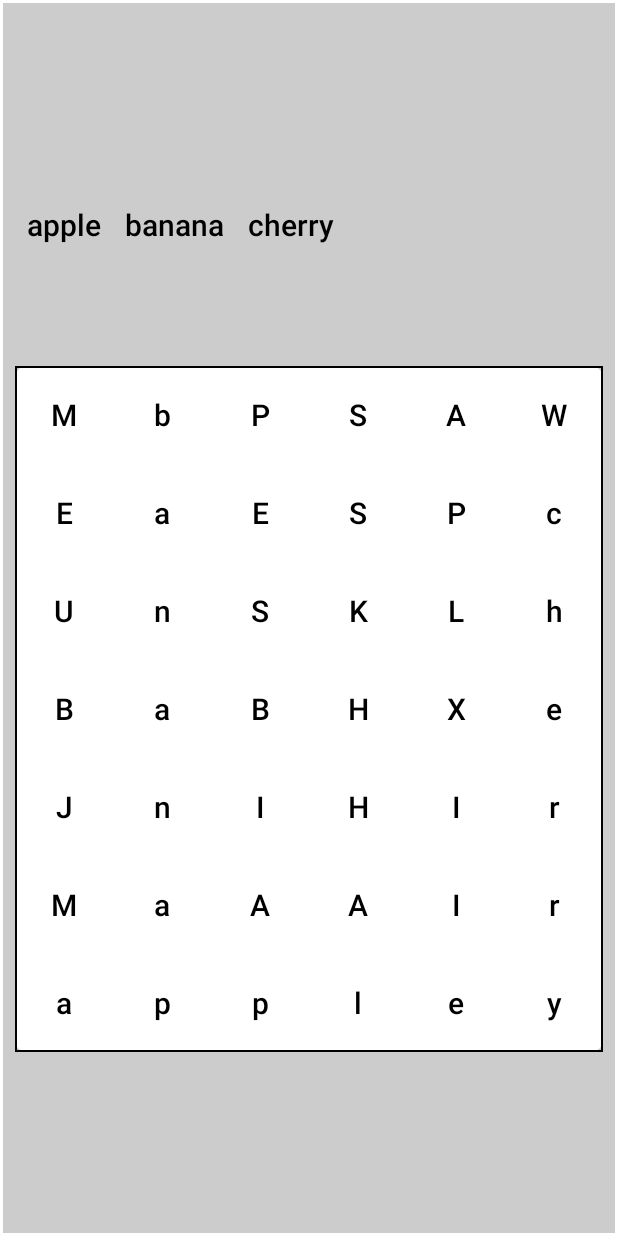
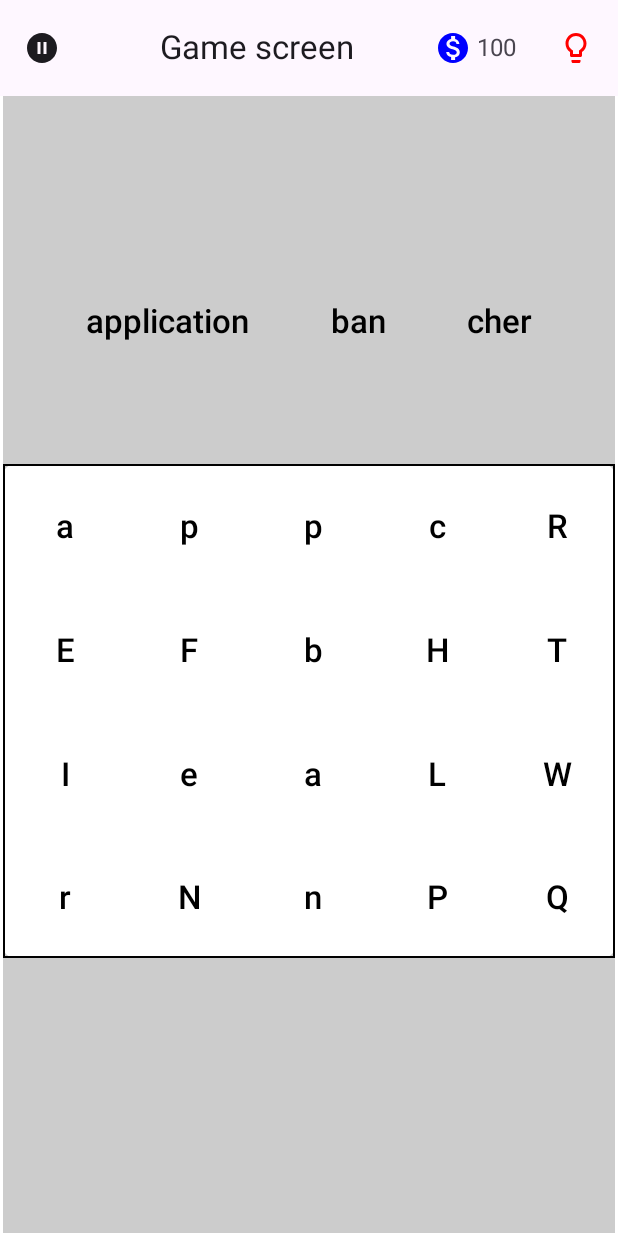
Before and after one commit to ajay020/word-search-game, an Android app built with Jetpack Compose: the @Preview function GameScreenPreview, on a phone screen of 412 x 824 dp. Run offline under Robolectric (Android 15) with nearby library versions, the phone set to English and light mode, and no system bars.

Commit message:
feat: add word hint functionality

```diff
--- a/app/src/main/assets/puzzles.json
+++ b/app/src/main/assets/puzzles.json
@@ -54,7 +54,8 @@
           "all",
           "you",
           "is",
-          "now"
+          "now",
+          "not"
         ],
         "isCompleted": false
       }
--- a/app/src/main/java/com/example/wordsearch/ui/components/WordGrid.kt
+++ b/app/src/main/java/com/example/wordsearch/ui/components/WordGrid.kt
@@ -12,13 +12,12 @@ import androidx.compose.foundation.layout.FlowRow
 import androidx.compose.foundation.layout.Row
 import androidx.compose.foundation.layout.Spacer
 import androidx.compose.foundation.layout.fillMaxSize
-import androidx.compose.foundation.layout.fillMaxWidth
 import androidx.compose.foundation.layout.height
 import androidx.compose.foundation.layout.padding
 import androidx.compose.foundation.layout.size
 import androidx.compose.foundation.layout.width
+import androidx.compose.foundation.shape.CircleShape
 import androidx.compose.foundation.shape.RoundedCornerShape
-import androidx.compose.material3.CircularProgressIndicator
 import androidx.compose.material3.Text
 import androidx.compose.runtime.Composable
 import androidx.compose.runtime.LaunchedEffect
@@ -38,7 +37,6 @@ import androidx.compose.ui.platform.LocalConfiguration
 import androidx.compose.ui.platform.LocalDensity
 import androidx.compose.ui.text.TextStyle
 import androidx.compose.ui.text.font.FontWeight
-import androidx.compose.ui.text.style.TextAlign
 import androidx.compose.ui.text.style.TextDecoration
 import androidx.compose.ui.tooling.preview.Preview
 import androidx.compose.ui.unit.Dp
@@ -55,58 +53,42 @@ const val TAG = "WordGrid"
 @Composable
 fun WordGrid(
     wordList: List<String>,
+    grid: List<List<Char>>,
     viewModel: WordGridViewModel = viewModel(),
 ) {
     val words by viewModel.wordListState.collectAsState()
     val foundWords by viewModel.foundWords.collectAsState()
     val currentWord by viewModel.currentWord.collectAsState()
-    val grid by viewModel.gridState.collectAsState()
     val selectedCells by viewModel.selectedCells.collectAsState()
     val selectedLines by viewModel.selectedLines.collectAsState()
     val currentLine by viewModel.currentLine.collectAsState()
+    val positionOfHintWord by viewModel.positionOfHintWord.collectAsState()
 
-    LaunchedEffect(wordList) {
-        viewModel.initGrid(wordList)
-    }
-
-    // Check if the grid is empty
-    if (grid.isEmpty() || grid[0].isEmpty()) {
-        Box(
-            modifier =
-            Modifier
-                .background(Color.Blue.copy( red = 1f, green = 0.9f, blue = 0.2f ))
-                .fillMaxSize(),
-            contentAlignment = Alignment.Center,
-        ) {
-            CircularProgressIndicator(
-                modifier = Modifier.size(50.dp),
-                color = Color.Blue,
-            )
-        }
-        return
+    LaunchedEffect(wordList, grid) {
+        viewModel.initGrid(wordList, grid)
     }
 
     // Use LocalConfiguration to get screen dimensions
     val configuration = LocalConfiguration.current
-    val screenWidthDp = configuration.screenWidthDp.dp - 20.dp
+    val screenWidthDp = configuration.screenWidthDp.dp
 
     val numColumns = grid[0].size
 
-    Log.d(TAG, " cell size:  ${screenWidthDp / numColumns}")
+    Log.d(TAG, " cell size:  ${screenWidthDp/ numColumns}")
 
     // Define breakpoints and adjust cell size and text size based on screen width
     val cellSize =
         when {
             screenWidthDp < 600.dp -> screenWidthDp / numColumns
-            else -> 60.dp // Large screen size
+            else -> 56.dp // Large screen size
         }
 
     val textSize =
         when {
-            numColumns <= 6 -> 20.sp // Small screen text size
+            numColumns <= 6 -> 22.sp // Small screen text size
             numColumns <= 8 -> 18.sp // Medium screen text size
             numColumns <= 10 -> 16.sp // Medium screen text size
-            else -> 22.sp // Large screen text size
+            else -> 14.sp // Large screen text size
         }
 
     Log.d(TAG, "cellSize: $cellSize textSize: $textSize screenWidth: $screenWidthDp")
@@ -130,6 +112,7 @@ fun WordGrid(
         if (grid.isNotEmpty()) {
             GridContainer(
                 textSize = textSize,
+                positionOfHintWord = positionOfHintWord,
                 gridData =
                     GridContainerData(
                         cellSize = cellSize,
@@ -149,6 +132,7 @@ fun GridContainer(
     gridData: GridContainerData,
     viewModel: WordGridViewModel,
     textSize: TextUnit,
+    positionOfHintWord: Pair<Int, Int>?,
 ) {
     val cellSizePx = with(LocalDensity.current) { gridData.cellSize.toPx() }
 
@@ -167,6 +151,7 @@ fun GridContainer(
             cellSize = gridData.cellSize,
             textSize = textSize,
             selectedCells = gridData.selectedCells,
+            positionOfHintWord = positionOfHintWord,
         )
     }
 }
@@ -177,8 +162,8 @@ fun GridDisplay(
     textSize: TextUnit,
     cellSize: Dp,
     selectedCells: Set<Pair<Int, Int>>,
+    positionOfHintWord: Pair<Int, Int>?,
 ) {
-    Log.d(TAG, "GridDisplay render")
     Column(
         modifier =
             Modifier
@@ -191,12 +176,18 @@ fun GridDisplay(
             Row {
                 row.forEachIndexed { colIndex, letter ->
                     Box(
-                        modifier = Modifier.size(cellSize),
+                        modifier =
+                            Modifier
+                                .size(cellSize)
+                                .then(getCellBorder(rowIndex, colIndex, positionOfHintWord)),
                         contentAlignment = Alignment.Center,
                     ) {
                         val isSelected =
                             selectedCells.contains(rowIndex to colIndex)
                         Text(
+                            modifier =
+                                Modifier
+                                    .padding(0.dp),
                             text = letter.toString(),
                             color = if (isSelected) Color.White else Color.Black,
                             style =
@@ -211,6 +202,19 @@ fun GridDisplay(
         }
     }
 }
+
+fun getCellBorder(
+    rowIndex: Int,
+    colIndex: Int,
+    positionOfHintWord: Pair<Int, Int>?,
+): Modifier =
+    positionOfHintWord?.let { (hintRow, hintCol) ->
+        if (hintRow == rowIndex && hintCol == colIndex) {
+            Modifier.border(2.dp, Color.Black, shape = CircleShape)
+        } else {
+            Modifier
+        }
+    } ?: Modifier
 
 @Composable
 fun Modifier.drawLines(
@@ -299,13 +303,15 @@ fun WordList(
             modifier
                 .background(Color.Transparent, shape = RoundedCornerShape(8.dp))
                 .padding(8.dp),
+        maxItemsInEachRow = 4,
+        horizontalArrangement = Arrangement.SpaceBetween,
     ) {
         words.forEach { word ->
             val isFound = word in foundWords
 
             Text(
                 modifier = Modifier.padding(8.dp),
-                text =  word,
+                text = word,
                 style =
                     TextStyle(
                         color = if (isFound) Color.Gray else Color.Black,
@@ -323,20 +329,24 @@ fun WordList(
 private fun WordGridPreview() {
     val grid =
         listOf(
-            listOf('A', 'B', 'C', 'D', 'E', 'F', 'G', 'H'),
+            listOf('A', 'B', 'C', 'D'),
+            listOf('A', 'B', 'C', 'D'),
+            listOf('A', 'B', 'C', 'D'),
+            listOf('A', 'B', 'C', 'D'),
         )
     val words =
         listOf(
             "APPLE",
             "CAT",
-            "BAT",
         )
 
     val viewModel = WordGridViewModel()
 
     WordGrid(
         viewModel = viewModel,
+        grid = grid,
         wordList = words,
     )
 
+//    WordList(words = words, foundWords = setOf("APPLE"), textSize = 16.sp)
 }
--- a/app/src/main/java/com/example/wordsearch/ui/screens/GameScreen.kt
+++ b/app/src/main/java/com/example/wordsearch/ui/screens/GameScreen.kt
@@ -2,15 +2,24 @@
 
 package com.example.wordsearch.ui.screens
 
+import android.util.Log
 import androidx.compose.foundation.background
 import androidx.compose.foundation.layout.Arrangement
+import androidx.compose.foundation.layout.Box
 import androidx.compose.foundation.layout.Column
+import androidx.compose.foundation.layout.Row
+import androidx.compose.foundation.layout.Spacer
 import androidx.compose.foundation.layout.fillMaxSize
 import androidx.compose.foundation.layout.fillMaxWidth
 import androidx.compose.foundation.layout.padding
+import androidx.compose.foundation.layout.size
+import androidx.compose.foundation.layout.width
 import androidx.compose.material3.AlertDialog
 import androidx.compose.material3.Button
+import androidx.compose.material3.CircularProgressIndicator
 import androidx.compose.material3.ExperimentalMaterial3Api
+import androidx.compose.material3.Icon
+import androidx.compose.material3.IconButton
 import androidx.compose.material3.Scaffold
 import androidx.compose.material3.Text
 import androidx.compose.material3.TopAppBar
@@ -21,12 +30,17 @@ import androidx.compose.runtime.getValue
 import androidx.compose.runtime.mutableStateOf
 import androidx.compose.runtime.remember
 import androidx.compose.runtime.setValue
+import androidx.compose.ui.Alignment
 import androidx.compose.ui.Modifier
 import androidx.compose.ui.graphics.Color
 import androidx.compose.ui.platform.LocalContext
+import androidx.compose.ui.res.painterResource
+import androidx.compose.ui.text.style.TextAlign
 import androidx.compose.ui.tooling.preview.Preview
 import androidx.compose.ui.unit.dp
+import androidx.compose.ui.unit.sp
 import androidx.lifecycle.viewmodel.compose.viewModel
+import com.example.wordsearch.R
 import com.example.wordsearch.data.Puzzle
 import com.example.wordsearch.data.PuzzlePart
 import com.example.wordsearch.ui.components.CongratsDialog
@@ -35,9 +49,8 @@ import com.example.wordsearch.ui.viewModels.GameViewModel
 import com.example.wordsearch.ui.viewModels.WordGridViewModel
 import com.example.wordsearch.utils.FileUtils.loadPuzzlesFromJson
 
-const val TAG = "WordSearchScreen"
+const val TAG = "GameScreen"
 
-@OptIn(ExperimentalMaterial3Api::class)
 @Composable
 fun GameScreen(
     puzzleId: Int,
@@ -47,6 +60,8 @@ fun GameScreen(
     val context = LocalContext.current
     val wordGridViewModal: WordGridViewModel = viewModel()
 
+    val grid by gameViewModel.grid.collectAsState()
+    val coins by gameViewModel.coins.collectAsState()
     var puzzle by remember { mutableStateOf<Puzzle?>(null) }
     var puzzleParts by remember { mutableStateOf<List<PuzzlePart>>(emptyList()) }
     val isGameCompleted by wordGridViewModal.isGameCompleted.collectAsState()
@@ -63,16 +78,21 @@ fun GameScreen(
 
     LaunchedEffect(currentPuzzlePartIndex) {
         puzzleParts.getOrNull(currentPuzzlePartIndex)?.let {
-            wordGridViewModal.initGrid(it.words)
+            gameViewModel.initGrid(it.words)
         }
     }
 
     Scaffold(
         modifier = Modifier,
         topBar = {
-            TopAppBar(
-                modifier = Modifier.background(Color.Blue.copy(alpha = 0.3f)),
-                title = { Text("Game Screen") },
+            GameScreenTopBar(
+                title = "Game screen",
+                coins = coins,
+                onCloseClick = { navigateToHomeScreen() },
+                onHintClick = {
+                    gameViewModel.useHint()
+                    wordGridViewModal.highlightFirstCharacter()
+                },
             )
         },
     ) { innerPadding ->
@@ -81,6 +101,7 @@ fun GameScreen(
             GameScreenContent(
                 modifier = Modifier.padding(innerPadding),
                 puzzlePart = puzzleParts[currentPuzzlePartIndex],
+                grid = grid,
             )
         }
     }
@@ -130,7 +151,25 @@ fun GameScreen(
 fun GameScreenContent(
     modifier: Modifier = Modifier,
     puzzlePart: PuzzlePart,
+    grid: List<List<Char>>,
 ) {
+
+    if (grid.isEmpty() || grid[0].isEmpty()) {
+        Box(
+            modifier =
+            Modifier
+                .background(Color.Blue.copy(red = 1f, green = 0.9f, blue = 0.2f))
+                .fillMaxSize(),
+            contentAlignment = Alignment.Center,
+        ) {
+            CircularProgressIndicator(
+                modifier = Modifier.size(50.dp),
+                color = Color.Blue,
+            )
+        }
+        return
+    }
+
     Column(
         modifier =
             modifier
@@ -139,7 +178,12 @@ fun GameScreenContent(
                 .background(Color.LightGray),
         verticalArrangement = Arrangement.Center,
     ) {
-        WordGrid(wordList = puzzlePart.words)
+        if (grid.isNotEmpty()) {
+            WordGrid(
+                wordList = puzzlePart.words,
+                grid = grid,
+            )
+        }
     }
 }
 
@@ -168,13 +212,74 @@ fun ExitDialog(
     )
 }
 
+@OptIn(ExperimentalMaterial3Api::class)
+@Composable
+fun GameScreenTopBar(
+    title: String,
+    coins: Int,
+    onCloseClick: () -> Unit,
+    onHintClick: () -> Unit,
+) {
+    TopAppBar(
+        title = {
+            Text(text = title, modifier = Modifier.fillMaxWidth(), textAlign = TextAlign.Center)
+        },
+        navigationIcon = {
+            IconButton(onClick = onCloseClick) {
+                Icon(
+                    painter = painterResource(id = R.drawable.ic_pause),
+                    contentDescription = "Pause",
+                )
+            }
+        },
+        actions = {
+            Row(
+                verticalAlignment = Alignment.CenterVertically,
+                modifier = Modifier.padding(end = 16.dp),
+            ) {
+                Icon(
+                    painter = painterResource(id = R.drawable.ic_monetization_on),
+                    contentDescription = "Coins",
+                    tint = Color.Blue,
+                )
+                Spacer(modifier = Modifier.width(4.dp))
+                Text(
+                    text = coins.toString(),
+                    fontSize = 16.sp,
+                )
+            }
+            IconButton(onClick = onHintClick) {
+                Icon(
+                    painter = painterResource(id = R.drawable.ic_lightbulb),
+                    contentDescription = "Light bulb",
+                    tint = Color.Red,
+                )
+            }
+        },
+    )
+}
+
 @Preview(showBackground = true)
 @Composable
 private fun GameScreenPreview() {
-    val puzzlePart = PuzzlePart(1, listOf("apple", "banana", "cherry"))
-    GameScreenContent(puzzlePart = puzzlePart)
+    val puzzlePart = PuzzlePart(1, listOf("application", "ban", "cher"))
+    GameScreenContent(
+        puzzlePart = puzzlePart,
+        grid = listOf(
+            listOf('a', 'p', 'p', 'c', 'R'),
+            listOf('E', 'F', 'b', 'H', 'T'),
+            listOf('I', 'e', 'a', 'L', 'W'),
+            listOf('r', 'N', 'n', 'P', 'Q'),
+        )
+    )
 //    ExitDialog(
 //        navigateToHomeScreen = {},
 //        onDismiss = {},
 //    )
+    GameScreenTopBar(
+        title = "Game screen",
+        coins = 100,
+        onCloseClick = {},
+        onHintClick = {},
+    )
 }
--- a/app/src/main/java/com/example/wordsearch/ui/viewModels/WordGridViewModel.kt
+++ b/app/src/main/java/com/example/wordsearch/ui/viewModels/WordGridViewModel.kt
@@ -7,7 +7,7 @@ import androidx.lifecycle.ViewModel
 import com.example.wordsearch.data.Line
 import com.example.wordsearch.data.colors
 import com.example.wordsearch.utils.GridUtils.calculateSelectedCells
-import com.example.wordsearch.utils.GridUtils.generateGrid
+import com.example.wordsearch.utils.GridUtils.findWordInGrid
 import com.example.wordsearch.utils.GridUtils.getCellCenter
 import com.example.wordsearch.utils.GridUtils.interpolatePoints
 import com.example.wordsearch.utils.GridUtils.isStraightLine
@@ -23,6 +23,9 @@ class WordGridViewModel : ViewModel() {
 
     private val _gridState = MutableStateFlow<List<List<Char>>>(emptyList())
     val gridState: StateFlow<List<List<Char>>> = _gridState
+
+    private val _positionOfHintWord = MutableStateFlow<Pair<Int, Int>?>(null)
+    val positionOfHintWord = _positionOfHintWord
 
     private val _wordListState = MutableStateFlow<List<String>>(emptyList())
     val wordListState: StateFlow<List<String>> = _wordListState
@@ -48,8 +51,11 @@ class WordGridViewModel : ViewModel() {
     private var startCell: Pair<Int, Int>? = null
     private var currentColorIndex = 0
 
-    fun initGrid(words: List<String>) {
-        _gridState.value = generateGrid(words)
+    fun initGrid(
+        words: List<String>,
+        grid: List<List<Char>>,
+    ) {
+        _gridState.value = grid
         _wordListState.value = words
     }
 
@@ -170,4 +176,12 @@ class WordGridViewModel : ViewModel() {
         currentColorIndex %= availableColors.size
         return availableColors[currentColorIndex]
     }
+
+    fun highlightFirstCharacter() {
+        val word = _wordListState.value.first { !_foundWords.value.contains(it) }
+
+        // Find the cell where the first character is located in the grid
+        val position = findWordInGrid(grid = _gridState.value, word = word)
+        _positionOfHintWord.value = position
+    }
 }
--- /dev/null
+++ b/app/src/main/res/drawable/ic_lightbulb.xml
@@ -0,0 +1,5 @@
+<vector xmlns:android="http://schemas.android.com/apk/res/android" android:height="24dp" android:tint="#000000" android:viewportHeight="24" android:viewportWidth="24" android:width="24dp">
+
+    <path android:fillColor="@android:color/white" android:pathData="M9,21c0,0.55 0.45,1 1,1h4c0.55,0 1,-0.45 1,-1v-1H9V21zM12,2C8.14,2 5,5.14 5,9c0,2.38 1.19,4.47 3,5.74V17c0,0.55 0.45,1 1,1h6c0.55,0 1,-0.45 1,-1v-2.26c1.81,-1.27 3,-3.36 3,-5.74C19,5.14 15.86,2 12,2zM14,13.7V16h-4v-2.3C8.48,12.63 7,11.53 7,9c0,-2.76 2.24,-5 5,-5s5,2.24 5,5C17,11.49 15.49,12.65 14,13.7z"/>
+
+</vector>
--- /dev/null
+++ b/app/src/main/res/drawable/ic_monetization_on.xml
@@ -0,0 +1,5 @@
+<vector xmlns:android="http://schemas.android.com/apk/res/android" android:height="24dp" android:tint="#000000" android:viewportHeight="24" android:viewportWidth="24" android:width="24dp">
+
+    <path android:fillColor="@android:color/white" android:pathData="M12,2C6.48,2 2,6.48 2,12s4.48,10 10,10 10,-4.48 10,-10S17.52,2 12,2zM13.41,18.09L13.41,20h-2.67v-1.93c-1.71,-0.36 -3.16,-1.46 -3.27,-3.4h1.96c0.1,1.05 0.82,1.87 2.65,1.87 1.96,0 2.4,-0.98 2.4,-1.59 0,-0.83 -0.44,-1.61 -2.67,-2.14 -2.48,-0.6 -4.18,-1.62 -4.18,-3.67 0,-1.72 1.39,-2.84 3.11,-3.21L10.74,4h2.67v1.95c1.86,0.45 2.79,1.86 2.85,3.39L14.3,9.34c-0.05,-1.11 -0.64,-1.87 -2.22,-1.87 -1.5,0 -2.4,0.68 -2.4,1.64 0,0.84 0.65,1.39 2.67,1.91s4.18,1.39 4.18,3.91c-0.01,1.83 -1.38,2.83 -3.12,3.16z"/>
+
+</vector>
--- /dev/null
+++ b/app/src/main/res/drawable/ic_pause.xml
@@ -0,0 +1,5 @@
+<vector xmlns:android="http://schemas.android.com/apk/res/android" android:height="24dp" android:tint="#000000" android:viewportHeight="24" android:viewportWidth="24" android:width="24dp">
+
+    <path android:fillColor="@android:color/white" android:pathData="M12,2C6.48,2 2,6.48 2,12s4.48,10 10,10s10,-4.48 10,-10S17.52,2 12,2zM11,16H9V8h2V16zM15,16h-2V8h2V16z"/>
+
+</vector>
```
Also changed, not shown: app/src/main/java/com/example/wordsearch/ui/viewModels/GameViewModel.kt (+23 -0 lines), app/src/main/java/com/example/wordsearch/utils/GridUtils.kt (+59 -0 lines).
